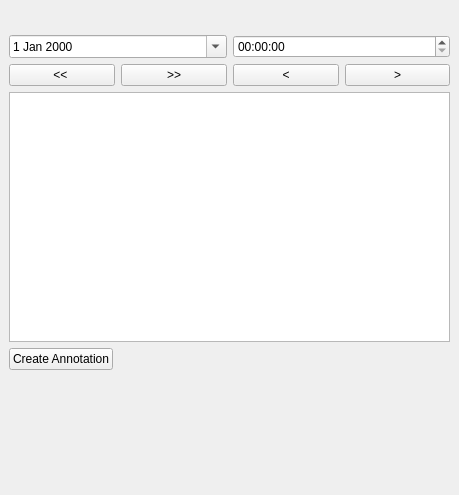
Old version of the form noaa_tidal_predictions/tidal_prediction_widget.ui in the repository joeberkovitz/qgis-noaa-marine-data.
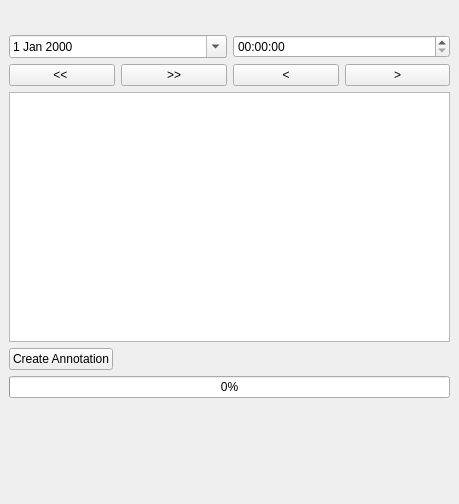
New version of the form.

Commit message: add progress reporting to prediction widget; unfortunately it's still blocked from updating most of the time due to main thread processing

The edit to the form file:
```diff
--- a/noaa_tidal_predictions/tidal_prediction_widget.ui
+++ b/noaa_tidal_predictions/tidal_prediction_widget.ui
@@ -7,7 +7,7 @@
     <x>0</x>
     <y>0</y>
     <width>459</width>
-    <height>495</height>
+    <height>504</height>
    </rect>
   </property>
   <property name="maximumSize">
@@ -176,6 +176,13 @@
       </item>
      </layout>
     </item>
+    <item>
+     <widget class="QProgressBar" name="progressBar">
+      <property name="value">
+       <number>0</number>
+      </property>
+     </widget>
+    </item>
     <item>
      <spacer name="verticalSpacer">
       <property name="orientation">
```
The commit also changes 3 other files.
